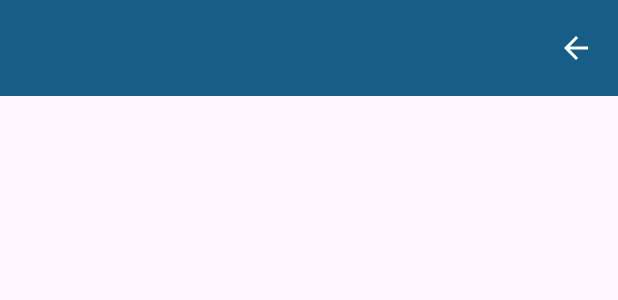
After one commit to emanabdeen/VitaVault, an Android app: the layout custom_toolbar.xml on its own in the app's theme, with its tools: preview values and no code run, on a phone screen of 412 x 824 dp. The commit adds this screen. Shown: the top 300 px of the screen. Run offline under Robolectric (Android 15) with nearby library versions, the phone set to English and light mode, and no system bars.

Commit message:
change recordDate parameter type to string, create custom toolbar to have a back button on the right of the pages

```diff
--- /dev/null
+++ b/app/src/main/res/drawable/ic_arrow_back_activity.xml
@@ -0,0 +1,5 @@
+<vector xmlns:android="http://schemas.android.com/apk/res/android" android:autoMirrored="true" android:height="24dp" android:tint="#FFFFFF" android:viewportHeight="24" android:viewportWidth="24" android:width="24dp">
+
+    <path android:fillColor="@android:color/white" android:pathData="M20,11H7.83l5.59,-5.59L12,4l-8,8 8,8 1.41,-1.41L7.83,13H20v-2z"/>
+
+</vector>
--- /dev/null
+++ b/app/src/main/res/layout/custom_toolbar.xml
@@ -0,0 +1,22 @@
+<?xml version="1.0" encoding="utf-8"?>
+<androidx.appcompat.widget.Toolbar xmlns:android="http://schemas.android.com/apk/res/android"
+    xmlns:app="http://schemas.android.com/apk/res-auto"
+    android:id="@+id/toolbar"
+    android:layout_width="match_parent"
+    android:layout_height="?attr/actionBarSize"
+    android:background="@color/primary"
+    android:theme="@style/ThemeOverlay.AppCompat.Dark.ActionBar">
+
+    <!-- Back button on the right -->
+    <ImageButton
+        android:id="@+id/back_button"
+        android:layout_width="wrap_content"
+        android:layout_height="wrap_content"
+        android:layout_gravity="end"
+        android:background="?attr/selectableItemBackgroundBorderless"
+        android:contentDescription="@string/back_button"
+        android:paddingStart="16dp"
+        android:paddingEnd="16dp"
+        android:src="@drawable/ic_arrow_back_activity" />
+
+</androidx.appcompat.widget.Toolbar>
--- a/app/src/main/res/values/strings.xml
+++ b/app/src/main/res/values/strings.xml
@@ -23,7 +23,7 @@
     <string name="medications">Medications</string>
     <string name="list">List</string>
     <string name="trends">Trends</string>
-    <!-- TODO: Remove or change this placeholder text -->
-    <string name="hello_blank_fragment">Hello blank fragment</string>
+    <string name="back_button">Back</string>
+
 
 </resources>
```
Also changed, not shown: app/src/main/java/com/example/insight/view/DashboardActivity.java (+7 -0 lines), app/src/main/java/com/example/insight/view/DrawerBaseActivity.java (+37 -2 lines), app/src/main/java/com/example/insight/view/VitalsActivity.java (+4 -3 lines), app/src/main/java/com/example/insight/view/VitalsListFragment.java (+20 -13 lines), app/src/main/java/com/example/insight/viewmodel/VitalViewModel.java (+12 -8 lines), app/src/main/res/layout/content_layout.xml (+15 -8 lines).
